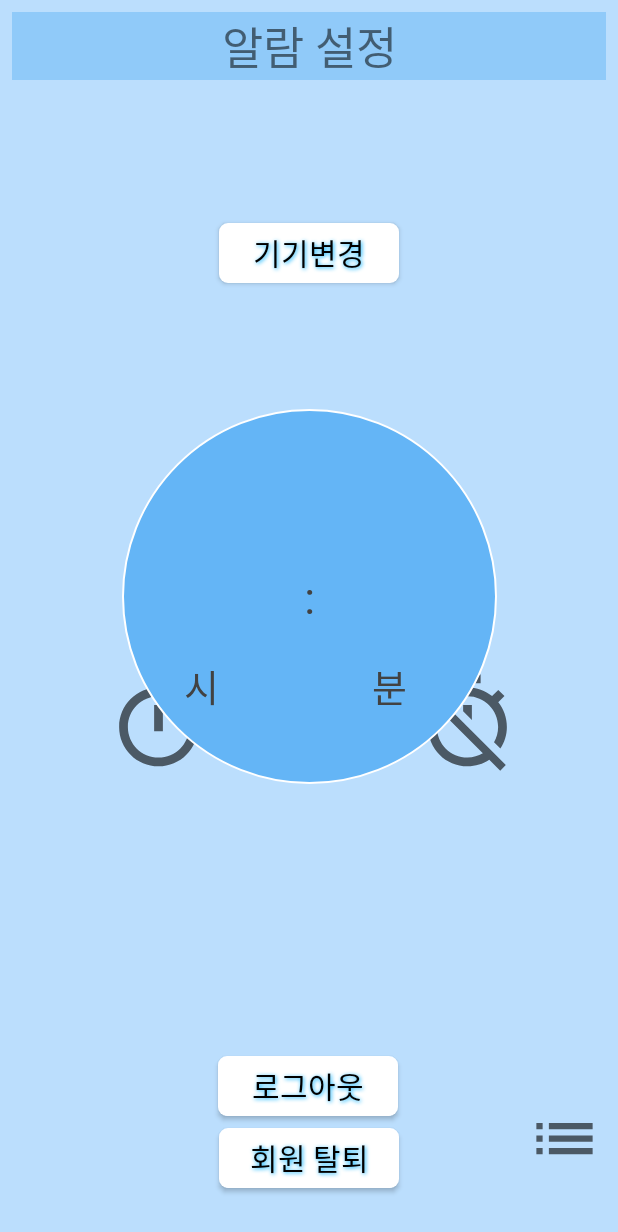
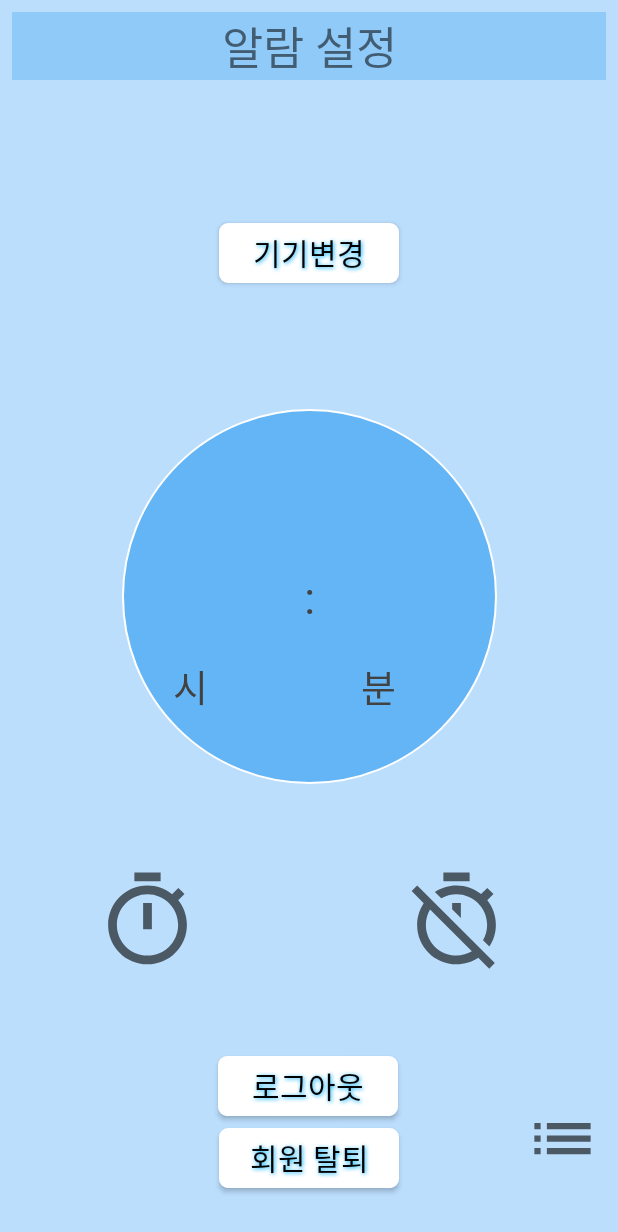
Before and after one commit to Danny-Kwon/Gavengers, an Android app: the SecondActivity screen opened directly, with no data from a screen before it, on a phone screen of 412 x 824 dp. Shown: the top 1232 px of the screen. Run offline under Robolectric (Android 15) with nearby library versions, the phone set to English and light mode, and no system bars; libraries missing offline, so code that uses them is left out: com.kakao.sdk; 1 statement that could not run was skipped.

Commit message:
휴대폰 기종 S21로 수정

```diff
--- a/app/src/main/java/com/example/gavengers/alarm/AlarmReceiver.kt
+++ b/app/src/main/java/com/example/gavengers/alarm/AlarmReceiver.kt
@@ -26,7 +26,7 @@ class AlarmReceiver : BroadcastReceiver() {
         val builder = NotificationCompat.Builder(context!!, "mychannel01").apply{
             setSmallIcon(R.drawable.clock_black)
             setContentTitle("우리가족지킴이")
-            setContentText("${prefs?.getString("name", "이름 오류")}님 ${prefs?.getString("ConnectedID", "기기값 오류")}기기의 출입 내역을 확인해주세요.")
+            setContentText("${prefs?.getString("name", "이름 오류")}님 어르신의 출입 내역을 확인해주세요.")
             setAutoCancel(true)
             setDefaults(NotificationCompat.DEFAULT_ALL)
             priority = NotificationCompat.PRIORITY_HIGH
--- a/app/src/main/res/layout/activity_device.xml
+++ b/app/src/main/res/layout/activity_device.xml
@@ -51,7 +51,7 @@
         android:layout_width="wrap_content"
         android:layout_height="wrap_content"
         android:orientation="horizontal"
-        app:layout_constraintGuide_begin="690dp" />
+        app:layout_constraintGuide_begin="770dp" />
 
     <androidx.appcompat.widget.LinearLayoutCompat
         android:id="@+id/LL2"
--- a/app/src/main/res/layout/activity_second.xml
+++ b/app/src/main/res/layout/activity_second.xml
@@ -34,8 +34,6 @@
         android:text=""
         android:textColor="#000000"
         android:textSize="20sp"
-        app:layout_constraintLeft_toLeftOf="parent"
-        app:layout_constraintRight_toRightOf="parent"
         app:layout_constraintTop_toBottomOf="@id/LL4" />
     <Button
         android:id="@+id/kakao_logout_button"
@@ -103,10 +101,10 @@
         android:layout_width="70dp"
         android:layout_height="70dp"
         android:background="@android:color/transparent"
-        app:layout_constraintBottom_toTopOf="@+id/guideline9"
+        app:layout_constraintBottom_toTopOf="@id/kakao_logout_button"
         app:layout_constraintEnd_toStartOf="@+id/guideline6"
         app:layout_constraintStart_toStartOf="parent"
-        app:layout_constraintTop_toTopOf="@+id/guideline8"
+        app:layout_constraintTop_toBottomOf="@+id/guideline9"
         app:srcCompat="@drawable/ic_baseline_timer_24" />
 
     <ImageButton
@@ -114,10 +112,10 @@
         android:layout_width="70dp"
         android:layout_height="70dp"
         android:background="@android:color/transparent"
-        app:layout_constraintBottom_toTopOf="@+id/guideline9"
+        app:layout_constraintBottom_toTopOf="@id/kakao_logout_button"
         app:layout_constraintEnd_toEndOf="parent"
         app:layout_constraintStart_toStartOf="@+id/guideline6"
-        app:layout_constraintTop_toTopOf="@+id/guideline8"
+        app:layout_constraintTop_toBottomOf="@+id/guideline9"
         app:srcCompat="@drawable/ic_baseline_timer_off_24" />
 
     <ImageButton
@@ -209,7 +207,7 @@
         android:layout_width="wrap_content"
         android:layout_height="wrap_content"
         android:orientation="vertical"
-        app:layout_constraintGuide_begin="211dp" />
+        app:layout_constraintGuide_begin="196dp" />
 
     <androidx.constraintlayout.widget.Guideline
         android:id="@+id/guideline8"
@@ -230,14 +228,14 @@
         android:layout_width="wrap_content"
         android:layout_height="wrap_content"
         android:orientation="vertical"
-        app:layout_constraintGuide_begin="276dp" />
+        app:layout_constraintGuide_begin="262dp" />
 
     <androidx.constraintlayout.widget.Guideline
         android:id="@+id/guideline10"
         android:layout_width="wrap_content"
         android:layout_height="wrap_content"
         android:orientation="vertical"
-        app:layout_constraintGuide_begin="137dp" />
+        app:layout_constraintGuide_begin="131dp" />
     <ImageButton
         android:id="@+id/dbView"
         android:layout_width="50dp"
--- a/app/src/main/res/layout/list_device.xml
+++ b/app/src/main/res/layout/list_device.xml
@@ -29,7 +29,7 @@
                 android:layout_marginTop="8dp"
                 android:text="기기아이디: "
                 android:fontFamily="@font/nixgon_b"
-                android:textSize="16sp"
+                android:textSize="13sp"
                 android:layout_width="wrap_content"
                 android:layout_height="40dp"
                 app:layout_constraintStart_toStartOf="parent"
@@ -57,7 +57,7 @@
                 android:layout_marginEnd="100dp"
                 android:text="사용자 닉네임: "
                 android:fontFamily="@font/nixgon_b"
-                android:textSize="16sp"
+                android:textSize="13sp"
                 app:layout_constraintBottom_toBottomOf="parent"
                 app:layout_constraintEnd_toEndOf="parent"
                 app:layout_constraintTop_toTopOf="parent"/>
```
Also changed, not shown: app/src/main/res/layout/activity_dbview.xml (+9 -8 lines), app/src/main/res/layout/list_item.xml (+5 -4 lines).
